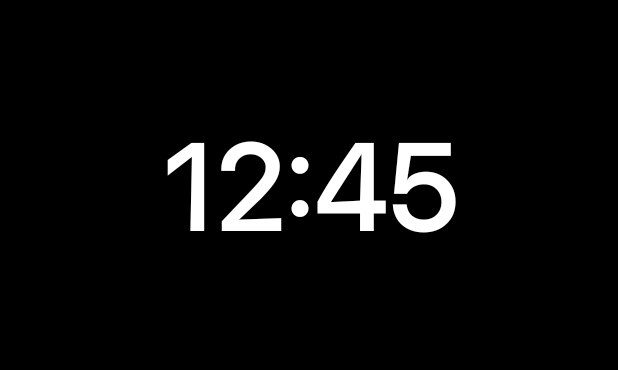
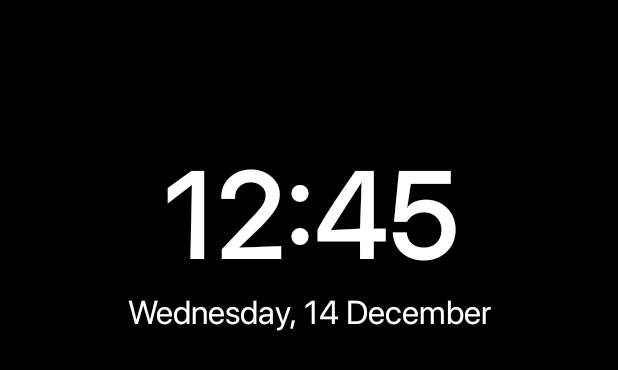
Before and after one commit to devarshukani/ClearMindLauncher, an Android app: the layout fragment_home.xml on its own in the app's theme, with its tools: preview values and no code run, on a phone screen of 412 x 824 dp. Shown: the top 370 px of the screen. Run offline under Robolectric (Android 15) with nearby library versions, the light colour scheme and no system bars.

Commit message:
date added to home screen

```diff
--- a/app/src/main/res/layout/fragment_home.xml
+++ b/app/src/main/res/layout/fragment_home.xml
@@ -10,7 +10,10 @@
     <LinearLayout
         android:layout_width="match_parent"
         android:layout_height="0dp"
-        android:layout_weight="1">
+        android:layout_weight="1"
+        android:orientation="vertical"
+        android:layout_marginTop="40dp"
+        android:gravity="center_vertical">
 
         <TextView
             android:id="@+id/time"
@@ -22,6 +25,18 @@
             android:textSize="80sp"
             android:fontFamily="@font/sf_pro_display_regular"
             android:textStyle="bold"
+            android:layout_gravity="center"/>
+
+        <TextView
+            android:id="@+id/date"
+            android:layout_width="match_parent"
+            android:layout_height="wrap_content"
+            android:textColor="@color/PrimaryTextColor"
+            android:text="Wednesday, 14 December"
+            android:gravity="center"
+            android:textSize="22sp"
+            android:fontFamily="@font/sf_pro_display_regular"
+            android:textStyle="normal"
             android:layout_gravity="center"/>
 
     </LinearLayout>
```
Also changed, not shown: app/src/main/java/com/devarshukani/clearmindlauncher/Fragment/HomeFragment.java (+11 -1 lines).
